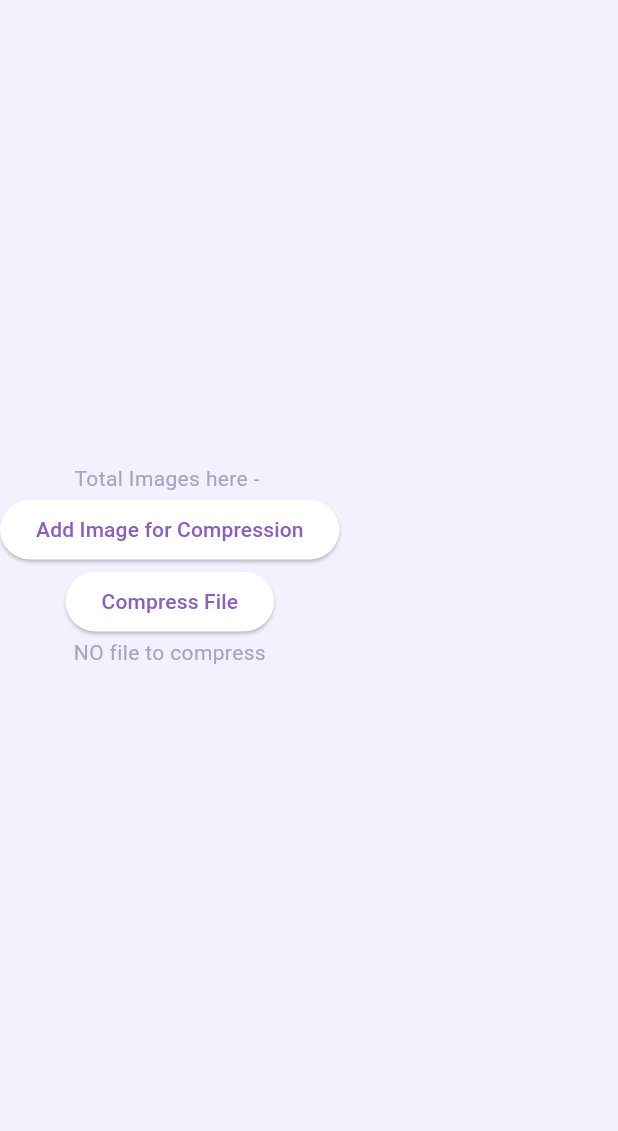
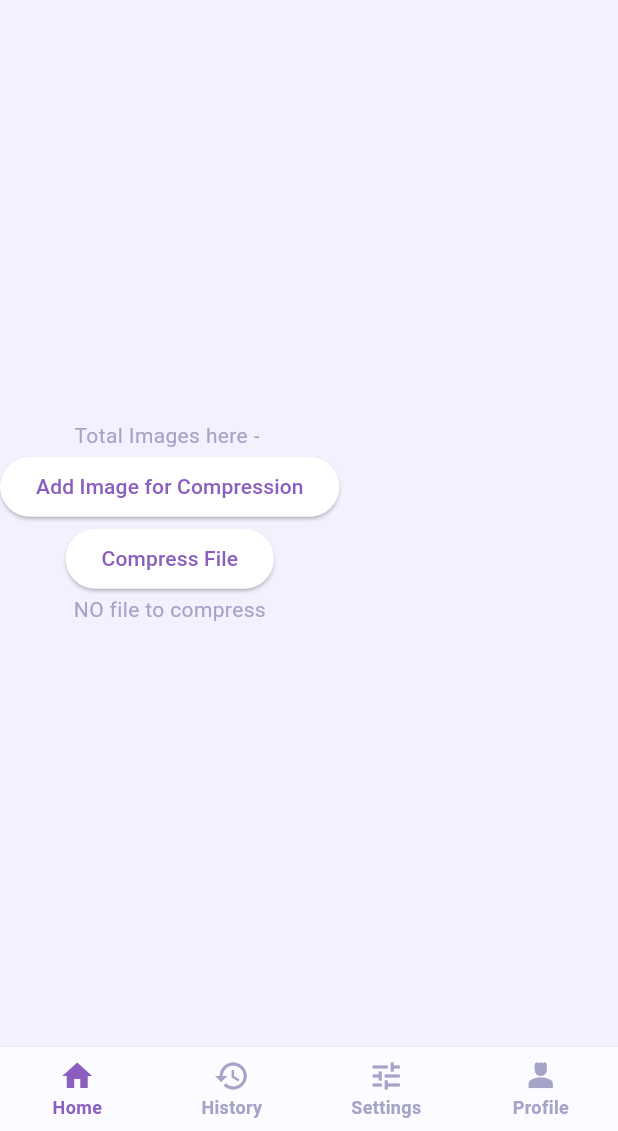
Before and after one commit to padhiarmeet/Image-Compressor, a Flutter app: the screen it shows after launch, on a phone screen of 412 x 824 dp, the part 105-1236 px from its top. Run offline on Flutter 3.47's test engine with Material 3 defaults, Android fonts, the phone set to English and light mode, and no system bars; our stand-ins replace flutter_card_swiper, flutter_image_compress, get, image_picker, permission_handler.

Commit message:
30/06/2025

```diff
--- a/lib/frontend/homePage.dart
+++ b/lib/frontend/homePage.dart
@@ -8,84 +8,149 @@ import 'package:get/get_core/src/get_main.dart';
 import 'package:image_compressor/controllers/compressImageController.dart';
 import 'package:image_compressor/models/compressImageModel.dart';
 
-
 //Don't you dare to ignore Add this before converting String to File
 
 // if (await File(path).exists()) {
 // File file = File(path);
 // }
 
-
-
 class Homepage extends StatelessWidget {
   const Homepage({super.key});
 
   @override
   Widget build(BuildContext context) {
-
     ImageController imageController = Get.put(ImageController());
-
 
     return Scaffold(
       backgroundColor: Theme.of(context).colorScheme.background,
-      appBar:PreferredSize(preferredSize: const Size.fromHeight(70),
+      appBar: PreferredSize(
+        preferredSize: const Size.fromHeight(70),
         child: ClipRect(
           child: BackdropFilter(
-              filter: ImageFilter.blur(sigmaX: 20,sigmaY: 20),
+            filter: ImageFilter.blur(sigmaX: 20, sigmaY: 20),
             child: AppBar(
-                backgroundColor: Theme.of(context).colorScheme.surface.withOpacity(0.6),
+              backgroundColor: Theme.of(
+                context,
+              ).colorScheme.surface.withOpacity(0.6),
               elevation: 0,
               centerTitle: false,
-                title: Padding(padding: EdgeInsets.only(top: 10),
+              title: Padding(
+                padding: EdgeInsets.only(top: 10),
                 child: Row(
                   children: [
                     Container(
                       width: 32,
                       height: 32,
                       decoration: BoxDecoration(
-                        gradient: LinearGradient(colors: [Theme.of(context).colorScheme.primary,Theme.of(context).colorScheme.secondary],begin: Alignment.topLeft,end:  Alignment.bottomRight),
+                        gradient: LinearGradient(
+                          colors: [
+                            Theme.of(context).colorScheme.primary,
+                            Theme.of(context).colorScheme.secondary,
+                          ],
+                          begin: Alignment.topLeft,
+                          end: Alignment.bottomRight,
+                        ),
                         borderRadius: BorderRadius.circular(8),
                       ),
-                      child: const Icon(Icons.compress,color: Colors.white,size: 18,),
+                      child: const Icon(
+                        Icons.compress,
+                        color: Colors.white,
+                        size: 18,
                       ),
-                    const SizedBox(width: 12,),
-                    Text('Compressor',
+                    ),
+                    const SizedBox(width: 12),
+                    Text(
+                      'Compressor',
                       style: TextStyle(
                         color: Theme.of(context).colorScheme.onBackground,
                         fontSize: 22,
                         fontWeight: FontWeight.w700,
-                        letterSpacing: -0.5
-                    ),)
-                  ],
-                ),),
+                        letterSpacing: -0.5,
                       ),
                     ),
-          )),
+                  ],
+                ),
+              ),
+            ),
+          ),
+        ),
+      ),
       body: Column(
         mainAxisSize: MainAxisSize.max,
         mainAxisAlignment: MainAxisAlignment.center,
         children: [
           Text('Total Images here - '),
-          ElevatedButton(onPressed: () {
+          ElevatedButton(
+            onPressed: () {
               imageController.pickImageFromGallery();
-          }, child: Text('Add Image for Compression')),
-          ElevatedButton(onPressed: () {
+            },
+            child: Text('Add Image for Compression'),
+          ),
+          ElevatedButton(
+            onPressed: () {
               imageController.compressImages();
-          }, child: Text('Compress File')),
+            },
+            child: Text('Compress File'),
+          ),
           Obx(() {
-            if(imageController.getCompressList().isEmpty) return Text('NO file to compress');
-            else return imageDisplay(imageController.getCompressList(),'Compressed Images');
-          },)
+            if (imageController.getCompressList().isEmpty)
+              return Text('NO file to compress');
+            else
+              return imageDisplay(
+                imageController.getCompressList(),
+                'Compressed Images',
+              );
+          }),
         ],
+      ),
+      bottomNavigationBar: ClipRect(
+        child: BackdropFilter(
+          filter: ImageFilter.blur(sigmaY: 20, sigmaX: 20),
+          child: Container(
+            decoration: BoxDecoration(
+              color: Theme.of(context).colorScheme.surface.withOpacity(0.7),
+              border: Border(
+                top: BorderSide(
+                  color: Theme.of(context).colorScheme.onSurface.withOpacity(0.2),
+                  width: 1,
+                ),
+              ),
+            ),
+            child: BottomNavigationBar(
+              backgroundColor: Colors.transparent,
+              elevation: 0,
+              // currentIndex: ,
+              type: BottomNavigationBarType.fixed,
+              selectedItemColor: Theme.of(context).colorScheme.primary,
+              unselectedItemColor: Theme.of(context).colorScheme.onSurface,
+              selectedLabelStyle: const TextStyle(
+                fontWeight: FontWeight.w700,
+                fontSize: 12,
+              ),
+              unselectedLabelStyle: const TextStyle(
+                fontWeight: FontWeight.w600,
+                fontSize: 12,
+              ),
+              onTap: (value) {
+
+              },
+              items: const[
+                BottomNavigationBarItem(icon: Icon(Icons.home_sharp),label: 'Home'),
+                BottomNavigationBarItem(icon: Icon(Icons.history_sharp),label: 'History'),
+                BottomNavigationBarItem(icon: Icon(Icons.tune_sharp),label: 'Settings'),
+                BottomNavigationBarItem(icon: Icon(Icons.person_4_sharp),label: 'Profile'),
+              ],
+            ),
+          ),
+        ),
       ),
     );
   }
 }
 
-
 Widget imageDisplay(List<CompressedImage> files, String label) {
-  return Obx(() =>
-    Column(
+  return Obx(
+    () => Column(
       crossAxisAlignment: CrossAxisAlignment.start,
       children: [
         Text(label, style: TextStyle(fontWeight: FontWeight.bold)),
@@ -95,15 +160,20 @@ Widget imageDisplay(List<CompressedImage> files, String label) {
             cardsCount: files.length,
             maxAngle: 360,
             numberOfCardsDisplayed: 3,
-            scale:0.8,
+            scale: 0.8,
 
-            cardBuilder: (context, index, percentThresholdX, percentThresholdY) {
+            cardBuilder:
+                (context, index, percentThresholdX, percentThresholdY) {
                   return Padding(
-                padding: EdgeInsets.only(top: 4.0,bottom: 4.0,left: index * 20),
+                    padding: EdgeInsets.only(
+                      top: 4.0,
+                      bottom: 4.0,
+                      left: index * 20,
+                    ),
                     child: Container(
                       decoration: BoxDecoration(
                         color: Colors.black,
-                      borderRadius: BorderRadius.all(Radius.circular(15))
+                        borderRadius: BorderRadius.all(Radius.circular(15)),
                       ),
                       child: Padding(
                         padding: const EdgeInsets.all(3.0),
```
Lines whose indentation alone changed are shown as unchanged.
